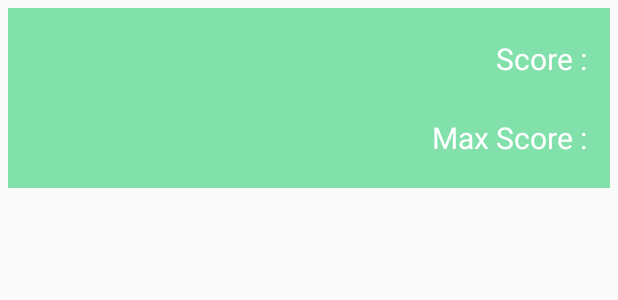
After one commit to pinakip1998/GuessingGame, an Android app: the layout leader_board_item.xml on its own in the app's theme, with its tools: preview values and no code run, on a phone screen of 412 x 824 dp. The commit adds this screen. Shown: the top 300 px of the screen. Run offline under Robolectric (Android 15) with nearby library versions, the phone set to English and light mode, and no system bars.

Commit message:
Leader Board integration

```diff
--- a/app/build.gradle
+++ b/app/build.gradle
@@ -32,4 +32,5 @@ dependencies {
     testImplementation 'junit:junit:4.12'
     androidTestImplementation 'androidx.test:runner:1.2.0'
     androidTestImplementation 'androidx.test.espresso:espresso-core:3.2.0'
+    implementation 'androidx.recyclerview:recyclerview:1.0.0'
 }
--- a/app/src/main/AndroidManifest.xml
+++ b/app/src/main/AndroidManifest.xml
@@ -12,6 +12,7 @@
         android:roundIcon="@mipmap/ic_launcher_round"
         android:supportsRtl="true"
         android:theme="@style/AppTheme">
+        <activity android:name=".LeaderBoard"></activity>
         <activity android:name=".LoginActivity">
             <intent-filter>
                 <action android:name="android.intent.action.MAIN" />
--- a/app/src/main/java/com/example/guessinggame/ShowScore.java
+++ b/app/src/main/java/com/example/guessinggame/ShowScore.java
@@ -54,4 +54,8 @@ public class ShowScore extends AppCompatActivity {
         startActivity(intent);
         finish();
     }
+    public void viewLeaderBoard(View view){
+        Intent intent = new Intent(this,LeaderBoard.class);
+        startActivity(intent);
+    }
 }
--- /dev/null
+++ b/app/src/main/res/layout/leader_board_item.xml
@@ -0,0 +1,74 @@
+<?xml version="1.0" encoding="utf-8"?>
+<RelativeLayout
+    xmlns:android="http://schemas.android.com/apk/res/android"
+    android:layout_width="match_parent"
+    android:layout_height="120dp"
+    android:layout_margin="5dp"
+    android:layout_marginBottom="0dp"
+    android:id="@+id/leader_board_item"
+    android:background="#82E0AA"
+    >
+
+    <TextView
+        android:id="@+id/name_lb_tv"
+        android:layout_width="150dp"
+        android:layout_height="wrap_content"
+        android:layout_alignParentStart="true"
+        android:layout_alignParentBottom="true"
+        android:layout_marginStart="10dp"
+        android:layout_marginBottom="75dp"
+        android:textColor="@android:color/white"
+        android:textSize="20dp"
+        android:textStyle="bold" />
+
+
+    <TextView
+        android:layout_width="wrap_content"
+        android:layout_height="wrap_content"
+        android:layout_alignParentTop="true"
+        android:layout_marginTop="20dp"
+        android:layout_toLeftOf="@+id/score_lb_tv"
+        android:text="Score : "
+        android:textColor="@android:color/white"
+        android:textSize="20dp" />
+
+    <TextView
+        android:id="@+id/score_lb_tv"
+        android:layout_width="wrap_content"
+        android:layout_height="wrap_content"
+        android:layout_alignParentTop="true"
+        android:layout_alignParentEnd="true"
+        android:layout_marginStart="5dp"
+        android:layout_marginTop="20dp"
+        android:layout_marginEnd="5dp"
+        android:layout_marginBottom="5dp"
+        android:textColor="@android:color/white"
+        android:textSize="20dp" />
+
+    <TextView
+        android:layout_width="wrap_content"
+        android:layout_height="wrap_content"
+        android:layout_alignParentBottom="true"
+        android:layout_marginBottom="20dp"
+        android:layout_toLeftOf="@+id/max_lb_tv"
+        android:text="Max Score : "
+        android:textColor="@android:color/white"
+        android:textSize="20dp" />
+
+    <TextView
+        android:id="@+id/max_lb_tv"
+        android:layout_width="wrap_content"
+        android:layout_height="wrap_content"
+        android:layout_alignParentRight="true"
+        android:layout_alignParentBottom="true"
+        android:layout_marginStart="5dp"
+        android:layout_marginTop="5dp"
+        android:layout_marginEnd="5dp"
+        android:layout_marginRight="5dp"
+        android:layout_marginBottom="20dp"
+        android:textColor="@android:color/white"
+        android:textSize="20dp"
+        />
+
+
+</RelativeLayout>
--- a/app/src/main/res/values/colors.xml
+++ b/app/src/main/res/values/colors.xml
@@ -3,4 +3,5 @@
     <color name="colorPrimary">#008577</color>
     <color name="colorPrimaryDark">#00574B</color>
     <color name="colorAccent">#D81B60</color>
+    <color name="gold">#F7DC6F</color>
 </resources>
```
Also changed, not shown: app/src/main/java/com/example/guessinggame/LeaderBoard.java (added, +32 -0 lines), app/src/main/java/com/example/guessinggame/LeaderBoardAdapter.java (added, +69 -0 lines), app/src/main/res/layout/activity_leader_board.xml (added, +17 -0 lines), app/src/main/res/layout/activity_show_score.xml (+11 -0 lines).
